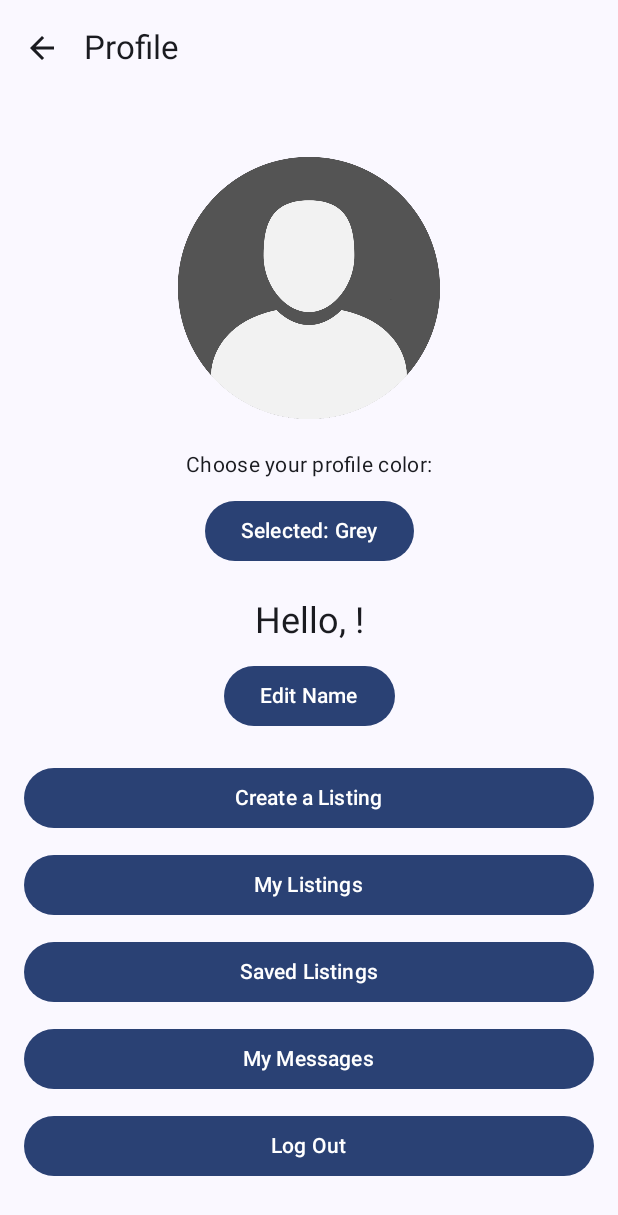
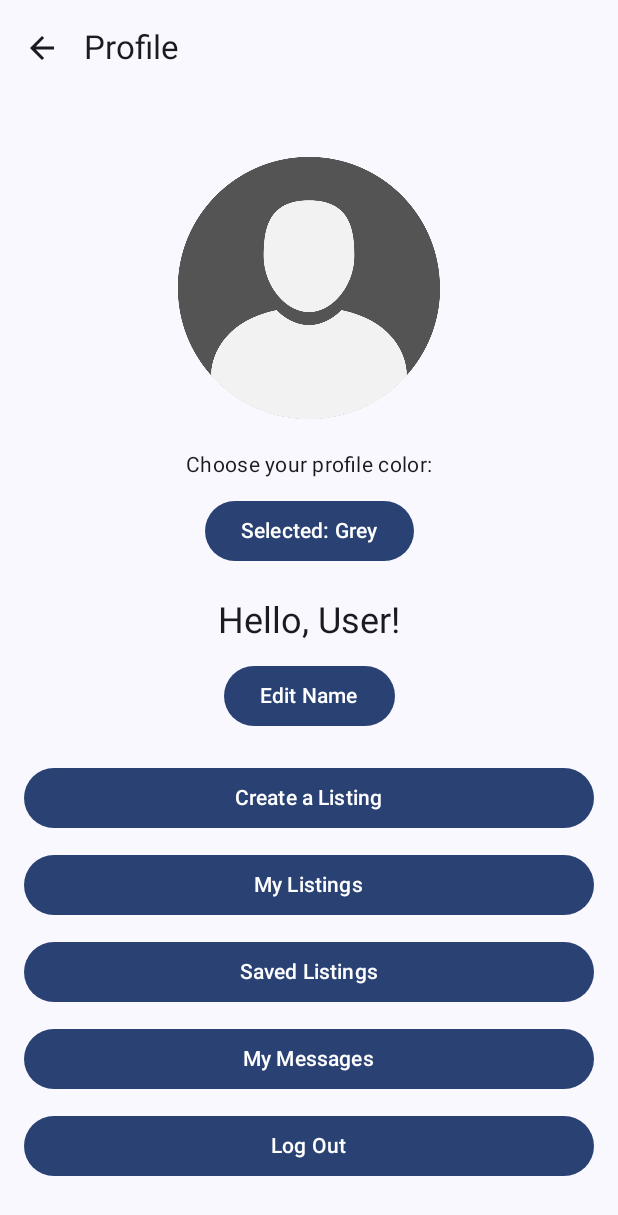
Before and after one commit to josuelanderos661/EZSale, an Android app built with Jetpack Compose: the NewUserScreen screen opened through its navigation route, after a tap on "User Profile", on a phone screen of 412 x 824 dp. Shown: the top 1215 px of the screen. Run offline under Robolectric (Android 15) with nearby library versions, the phone set to English and light mode, and no system bars; our stand-ins replace Firebase (no records; nobody signed in at launch, a user with empty details on screens opened directly).

Commit message:
Made minor bug fixes

```diff
--- a/app/src/main/java/com/example/ezsale/NewUser.kt
+++ b/app/src/main/java/com/example/ezsale/NewUser.kt
@@ -78,7 +78,9 @@ fun NewUserScreen(navController: NavHostController) {
                             isLoading = false
                             if (task.isSuccessful) {
                                 Toast.makeText(context, "Account Created Successfully!", Toast.LENGTH_SHORT).show()
-                                navController.navigate("LoginScreen") // Navigate to login
+                                navController.navigate("ProfileScreen") {
+                                    popUpTo("NewUser") { inclusive = true }
+                                }
                             } else {
                                 Toast.makeText(context, "Sign-up failed: ${task.exception?.message}", Toast.LENGTH_LONG).show()
                             }
--- a/app/src/main/java/com/example/ezsale/ProfileScreen.kt
+++ b/app/src/main/java/com/example/ezsale/ProfileScreen.kt
@@ -1,7 +1,6 @@
 package com.example.ezsale
 
 import androidx.compose.foundation.Image
-import androidx.compose.foundation.clickable
 import androidx.compose.foundation.layout.*
 import androidx.compose.material.icons.Icons
 import androidx.compose.material.icons.filled.ArrowBack
@@ -25,10 +24,46 @@ import com.google.firebase.database.database
 @OptIn(ExperimentalMaterial3Api::class)
 @Composable
 fun ProfileScreen(navController: NavHostController) {
-    val user = Firebase.auth.currentUser
-    var displayName by remember { mutableStateOf(user?.displayName ?: "Guest") }
+    val auth = Firebase.auth
+    val currentUser = auth.currentUser
+    val userId = currentUser?.uid
+
+    var displayName by remember { mutableStateOf(currentUser?.displayName ?: "") }
+    val isLoggedIn = currentUser != null
+
+    val dbRef = if (isLoggedIn && userId != null) {
+        Firebase.database.reference.child("users").child(userId)
+    } else null
+
+    val profileOptions = listOf("profilegrey", "profilered", "profilepurple", "profilepink", "profileblue")
+    val colorLabels = mapOf(
+        "profilegrey" to "Grey",
+        "profilered" to "Red",
+        "profilepurple" to "Purple",
+        "profilepink" to "Pink",
+        "profileblue" to "Green"
+    )
+
+    var selectedProfile by remember { mutableStateOf("profilegrey") }
+
+    LaunchedEffect(userId) {
+        if (isLoggedIn) {
+            dbRef?.child("userProfile")?.get()?.addOnSuccessListener {
+                selectedProfile = it.getValue(String::class.java) ?: "profilegrey"
+            }
+        }
+    }
+
     var isEditing by remember { mutableStateOf(false) }
     var newName by remember { mutableStateOf(displayName) }
+
+    val profileDrawable = when (selectedProfile) {
+        "profilered" -> R.drawable.profilered
+        "profilepurple" -> R.drawable.profilepurple
+        "profilepink" -> R.drawable.profilepink
+        "profileblue" -> R.drawable.profileblue
+        else -> R.drawable.profilegrey
+    }
 
     Scaffold(
         topBar = {
@@ -53,30 +88,6 @@ fun ProfileScreen(navController: NavHostController) {
                 horizontalAlignment = Alignment.CenterHorizontally,
                 verticalArrangement = Arrangement.Center
             ) {
-                // App logo above the greeting text
-                val userId = Firebase.auth.currentUser?.uid
-                val isGuest = displayName == "Guest"
-                val dbRef = Firebase.database.reference.child("users").child(userId ?: "")
-                val profileOptions = listOf("profilegrey", "profilered", "profilepurple", "profilepink", "profileblue")
-
-                var selectedProfile by remember { mutableStateOf("profilegrey") }
-
-                LaunchedEffect(userId) {
-                    if (!isGuest) {
-                        dbRef.child("userProfile").get().addOnSuccessListener {
-                            selectedProfile = it.getValue(String::class.java) ?: "profilegrey"
-                        }
-                    }
-                }
-
-                val profileDrawable = when (selectedProfile) {
-                    "profilered" -> R.drawable.profilered
-                    "profilepurple" -> R.drawable.profilepurple
-                    "profilepink" -> R.drawable.profilepink
-                    "profileblue" -> R.drawable.profileblue
-                    else -> R.drawable.profilegrey
-                }
-
                 Image(
                     painter = painterResource(id = profileDrawable),
                     contentDescription = "User Profile",
@@ -84,19 +95,28 @@ fun ProfileScreen(navController: NavHostController) {
                         .size(200.dp)
                         .padding(bottom = 16.dp)
                 )
-                if (!isGuest) {
+
+                if (!isLoggedIn) {
+                    Text("Hello Guest!", style = MaterialTheme.typography.headlineSmall)
+                    Spacer(modifier = Modifier.height(20.dp))
+                    Button(
+                        onClick = { navController.navigate("LoginScreen") },
+                        modifier = Modifier.fillMaxWidth()
+                    ) {
+                        Text("Sign In")
+                    }
+                    Spacer(modifier = Modifier.height(10.dp))
+                    TextButton(
+                        onClick = { navController.navigate("LoginScreen") },
+                        modifier = Modifier.fillMaxWidth()
+                    ) {
+                        Text("New user? Create an account")
+                    }
+                } else {
                     Text("Choose your profile color:", style = MaterialTheme.typography.bodyMedium)
                     Spacer(modifier = Modifier.height(10.dp))
 
                     var dropdownExpanded by remember { mutableStateOf(false) }
-
-                    val colorLabels = mapOf(
-                        "profilegrey" to "Grey",
-                        "profilered" to "Red",
-                        "profilepurple" to "Purple",
-                        "profilepink" to "Pink",
-                        "profileblue" to "Green"
-                    )
 
                     Box {
                         Button(onClick = { dropdownExpanded = true }) {
@@ -109,41 +129,21 @@ fun ProfileScreen(navController: NavHostController) {
                         ) {
                             profileOptions.forEach { option ->
                                 DropdownMenuItem(
-                                    text = { Text(text = colorLabels[option] ?: option) },
+                                    text = { Text(colorLabels[option] ?: option) },
                                     onClick = {
                                         selectedProfile = option
-                                        dbRef.child("userProfile").setValue(option)
+                                        dbRef?.child("userProfile")?.setValue(option)
                                         dropdownExpanded = false
                                     }
                                 )
                             }
                         }
                     }
-                }
+
                     Spacer(modifier = Modifier.height(20.dp))
-                // Check if the user is logged in as a guest
-                if (displayName == "Guest") {
-                    // Guest User - Only Sign In option
-                    Text("Hello Guest!", style = MaterialTheme.typography.headlineSmall)
-                    Spacer(modifier = Modifier.height(20.dp))
-                    Button(
-                        onClick = { navController.navigate("LoginScreen") },
-                        modifier = Modifier.fillMaxWidth()
-                    ) {
-                        Text(text = "Sign In")
-                    }
-                    Spacer(modifier = Modifier.height(20.dp))
-                    TextButton(
-                        onClick = { navController.navigate("LoginScreen") },
-                        modifier = Modifier.fillMaxWidth()
-                    ) {
-                        Text(text = "New user? Create an account", color = MaterialTheme.colorScheme.primary)
-                    }
-                } else {
-                    // Logged-in user - Greeting and options to edit name
+
                     if (isEditing) {
-                        // Editing mode: User can change display name
-                        Text("Enter a new display name:", style = MaterialTheme.typography.bodyMedium)
+                        Text("Enter a new display name:")
                         Spacer(modifier = Modifier.height(10.dp))
                         TextField(
                             value = newName,
@@ -152,20 +152,19 @@ fun ProfileScreen(navController: NavHostController) {
                         )
                         Spacer(modifier = Modifier.height(10.dp))
                         Row {
-                            Button(
-                                onClick = {
+                            Button(onClick = {
                                 val profileUpdates = UserProfileChangeRequest.Builder()
                                     .setDisplayName(newName)
                                     .build()
 
-                                    user?.updateProfile(profileUpdates)?.addOnCompleteListener { task ->
+                                Firebase.auth.currentUser?.updateProfile(profileUpdates)
+                                    ?.addOnCompleteListener { task ->
                                         if (task.isSuccessful) {
                                             displayName = newName
                                             isEditing = false
                                         }
                                     }
-                                }
-                            ) {
+                            }) {
                                 Text("Save")
                             }
                             Spacer(modifier = Modifier.width(8.dp))
@@ -174,49 +173,31 @@ fun ProfileScreen(navController: NavHostController) {
                             }
                         }
                     } else {
-                        // Normal mode: Show greeting and edit option
-                        Text(
-                            text = "Hello, $displayName!",
-                            style = MaterialTheme.typography.headlineSmall
-                        )
+                        Text("Hello, ${displayName.ifBlank { "User" }}!", style = MaterialTheme.typography.headlineSmall)
                         Spacer(modifier = Modifier.height(10.dp))
                         Button(onClick = { isEditing = true }) {
                             Text("Edit Name")
                         }
+                    }
+
                     Spacer(modifier = Modifier.height(20.dp))
-                        // Create Listing Button
-                        Button(
-                            onClick = { navController.navigate("CreateListing") },
-                            modifier = Modifier.fillMaxWidth()
-                        ) {
-                            Text(text = "Create a Listing")
+
+                    Button(onClick = { navController.navigate("CreateListing") }, modifier = Modifier.fillMaxWidth()) {
+                        Text("Create a Listing")
                     }
                     Spacer(modifier = Modifier.height(10.dp))
-                        // My Listings Button
-                        Button(
-                            onClick = { navController.navigate("MyListingsScreen") },
-                            modifier = Modifier.fillMaxWidth()
-                        ) {
-                            Text(text = "My Listings")
+                    Button(onClick = { navController.navigate("MyListingsScreen") }, modifier = Modifier.fillMaxWidth()) {
+                        Text("My Listings")
                     }
                     Spacer(modifier = Modifier.height(10.dp))
-
-                        Button(
-                            onClick = { navController.navigate("SavedListingsScreen") },
-                            modifier = Modifier.fillMaxWidth()
-                        ) {
+                    Button(onClick = { navController.navigate("SavedListingsScreen") }, modifier = Modifier.fillMaxWidth()) {
                         Text("Saved Listings")
                     }
                     Spacer(modifier = Modifier.height(10.dp))
-
-                        Button(
-                            onClick = { navController.navigate("MyMessageScreen") },
-                            modifier = Modifier.fillMaxWidth()
-                        ) {
+                    Button(onClick = { navController.navigate("MyMessageScreen") }, modifier = Modifier.fillMaxWidth()) {
                         Text("My Messages")
                     }
                     Spacer(modifier = Modifier.height(10.dp))
-                        // Log Out Button
                     Button(
                         onClick = {
                             Firebase.auth.signOut()
@@ -226,8 +207,7 @@ fun ProfileScreen(navController: NavHostController) {
                         },
                         modifier = Modifier.fillMaxWidth()
                     ) {
-                            Text(text = "Log Out")
-                        }
+                        Text("Log Out")
                     }
                 }
             }
```
Also changed, not shown: app/src/main/java/com/example/ezsale/LoginScreen.kt (+2 -6 lines). Lines whose indentation alone changed are shown as unchanged.
